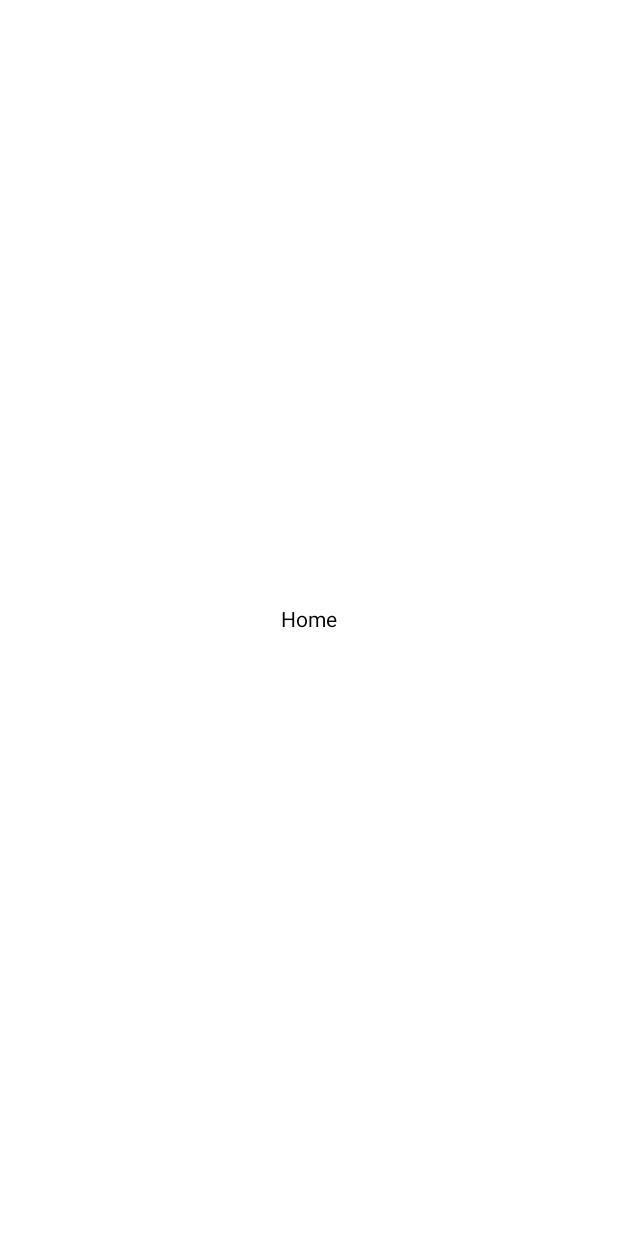
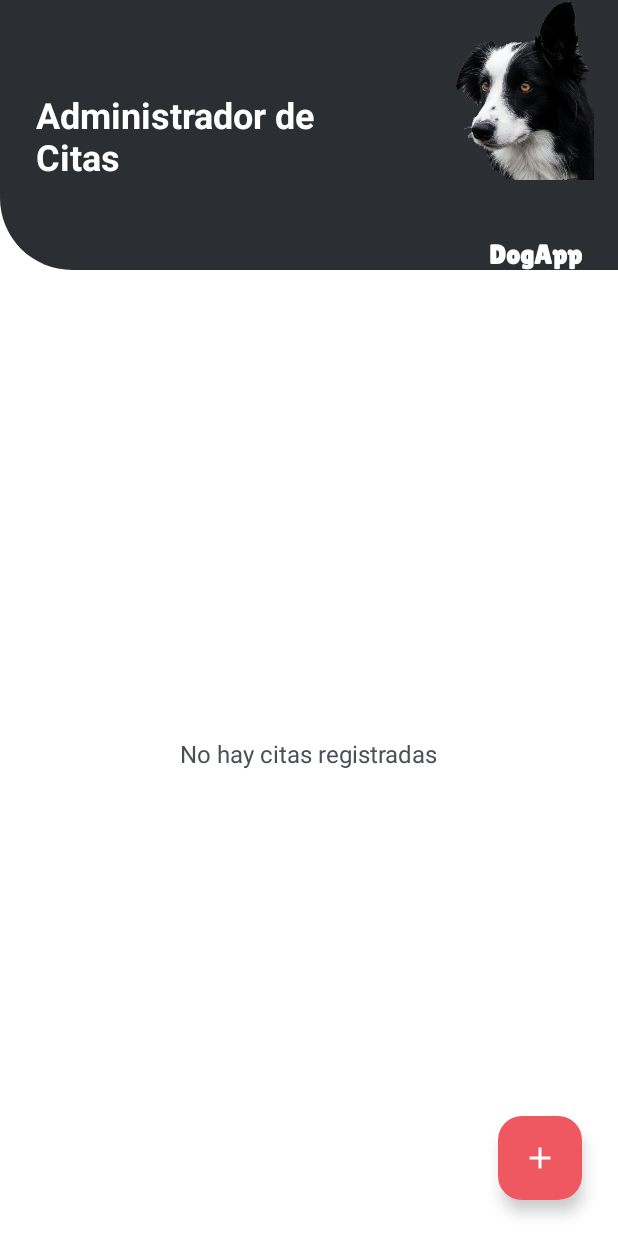
Before and after one commit to Monica-Cortes/DogApp, an Android app: the HomeFragment screen opened through its navigation route, on a phone screen of 412 x 824 dp. Before the commit the screen is almost empty. Run offline under Robolectric (Android 15) with nearby library versions, the phone set to English and light mode, and no system bars; our stand-ins replace Room's generated code, data binding.

Commit message:
implement HU 2.0 home screen

```diff
--- a/app/src/main/java/com/example/dogapp/data/CitaDao.kt
+++ b/app/src/main/java/com/example/dogapp/data/CitaDao.kt
@@ -14,7 +14,7 @@ interface CitaDao {
     @Insert(onConflict = OnConflictStrategy.REPLACE)
     suspend fun saveCita(cita: Cita)
 
-    @Query("SELECT * FROM Cita")
+    @Query("SELECT * FROM Cita ORDER BY id ASC")
     suspend fun getListCitas(): MutableList<Cita>
 
     @Delete
--- a/app/src/main/java/com/example/dogapp/view/adapter/CitaAdapter.kt
+++ b/app/src/main/java/com/example/dogapp/view/adapter/CitaAdapter.kt
@@ -24,4 +24,10 @@ class CitaAdapter(
     }
 
     override fun getItemCount(): Int = listCitas.size
+
+    fun setCitas(citas: List<Cita>) {
+        listCitas.clear()
+        listCitas.addAll(citas)
+        notifyDataSetChanged()
+    }
 }
--- a/app/src/main/java/com/example/dogapp/view/fragment/HomeFragment.kt
+++ b/app/src/main/java/com/example/dogapp/view/fragment/HomeFragment.kt
@@ -6,14 +6,18 @@ import android.view.View
 import android.view.ViewGroup
 import androidx.fragment.app.Fragment
 import androidx.fragment.app.viewModels
+import androidx.navigation.fragment.findNavController
+import androidx.recyclerview.widget.LinearLayoutManager
+import com.example.dogapp.R
 import com.example.dogapp.databinding.FragmentHomeBinding
+import com.example.dogapp.view.adapter.CitaAdapter
 import com.example.dogapp.viewmodel.CitaViewModel
 
-// TODO HU 2.0: header, RecyclerView con CitaAdapter (observar listCitas, getListCitas()) y FAB hacia Nueva Cita; atrás sale de la app.
 class HomeFragment : Fragment() {
 
     private lateinit var binding: FragmentHomeBinding
     private val citaViewModel: CitaViewModel by viewModels()
+    private lateinit var citaAdapter: CitaAdapter
 
     override fun onCreateView(
         inflater: LayoutInflater,
@@ -31,5 +35,19 @@ class HomeFragment : Fragment() {
     }
 
     private fun controladores() {
+        citaAdapter = CitaAdapter(mutableListOf(), findNavController())
+        binding.rvCitas.layoutManager = LinearLayoutManager(requireContext())
+        binding.rvCitas.adapter = citaAdapter
+
+        citaViewModel.listCitas.observe(viewLifecycleOwner) { citas ->
+            citaAdapter.setCitas(citas)
+            binding.tvSinCitas.visibility = if (citas.isEmpty()) View.VISIBLE else View.GONE
+        }
+
+        binding.fabNuevaCita.setOnClickListener {
+            findNavController().navigate(R.id.action_homeFragment_to_addCitaFragment)
+        }
+
+        citaViewModel.getListCitas()
     }
 }
--- a/app/src/main/res/layout/fragment_home.xml
+++ b/app/src/main/res/layout/fragment_home.xml
@@ -11,15 +11,90 @@
         android:layout_height="match_parent"
         android:background="@color/white">
 
-        <TextView
-            android:layout_width="wrap_content"
-            android:layout_height="wrap_content"
-            android:text="Home"
-            android:textColor="@color/black"
-            app:layout_constraintBottom_toBottomOf="parent"
+        <View
+            android:id="@+id/vHeader"
+            android:layout_width="0dp"
+            android:layout_height="180dp"
+            android:background="@drawable/bg_header_home"
             app:layout_constraintEnd_toEndOf="parent"
             app:layout_constraintStart_toStartOf="parent"
             app:layout_constraintTop_toTopOf="parent" />
 
+        <TextView
+            android:id="@+id/tvTituloHome"
+            android:layout_width="0dp"
+            android:layout_height="wrap_content"
+            android:layout_marginStart="24dp"
+            android:layout_marginEnd="8dp"
+            android:text="@string/titulo_home"
+            android:textColor="@color/white"
+            android:textSize="24sp"
+            android:textStyle="bold"
+            app:layout_constraintBottom_toBottomOf="@id/vHeader"
+            app:layout_constraintEnd_toStartOf="@id/ivPerroHome"
+            app:layout_constraintStart_toStartOf="parent"
+            app:layout_constraintTop_toTopOf="@id/vHeader" />
+
+        <ImageView
+            android:id="@+id/ivPerroHome"
+            android:layout_width="150dp"
+            android:layout_height="120dp"
+            android:layout_marginEnd="16dp"
+            android:contentDescription="@string/logo_dogapp"
+            android:scaleType="fitEnd"
+            android:src="@drawable/img_perro_login"
+            app:layout_constraintEnd_toEndOf="parent"
+            app:layout_constraintTop_toTopOf="@id/vHeader" />
+
+        <TextView
+            android:id="@+id/tvLogoDogApp"
+            android:layout_width="wrap_content"
+            android:layout_height="wrap_content"
+            android:layout_marginEnd="24dp"
+            android:fontFamily="@font/lilita_one"
+            android:text="@string/titulo_login"
+            android:textColor="@color/white"
+            android:textSize="18sp"
+            android:textStyle="bold"
+            app:layout_constraintBottom_toBottomOf="@id/vHeader"
+            app:layout_constraintEnd_toEndOf="parent" />
+
+        <androidx.recyclerview.widget.RecyclerView
+            android:id="@+id/rvCitas"
+            android:layout_width="0dp"
+            android:layout_height="0dp"
+            android:clipToPadding="false"
+            android:paddingBottom="88dp"
+            android:paddingTop="8dp"
+            app:layout_constraintBottom_toBottomOf="parent"
+            app:layout_constraintEnd_toEndOf="parent"
+            app:layout_constraintStart_toStartOf="parent"
+            app:layout_constraintTop_toBottomOf="@id/vHeader" />
+
+        <TextView
+            android:id="@+id/tvSinCitas"
+            android:layout_width="wrap_content"
+            android:layout_height="wrap_content"
+            android:text="@string/sin_citas"
+            android:textColor="@color/grisLogin"
+            android:textSize="16sp"
+            android:visibility="gone"
+            app:layout_constraintBottom_toBottomOf="parent"
+            app:layout_constraintEnd_toEndOf="parent"
+            app:layout_constraintStart_toStartOf="parent"
+            app:layout_constraintTop_toBottomOf="@id/vHeader" />
+
+        <com.google.android.material.floatingactionbutton.FloatingActionButton
+            android:id="@+id/fabNuevaCita"
+            android:layout_width="wrap_content"
+            android:layout_height="wrap_content"
+            android:layout_margin="24dp"
+            android:backgroundTint="@color/rosado"
+            android:contentDescription="@string/agregar_cita"
+            android:src="@drawable/ic_add"
+            app:layout_constraintBottom_toBottomOf="parent"
+            app:layout_constraintEnd_toEndOf="parent"
+            app:tint="@color/white" />
+
     </androidx.constraintlayout.widget.ConstraintLayout>
 </layout>
--- a/app/src/main/res/values/strings.xml
+++ b/app/src/main/res/values/strings.xml
@@ -8,6 +8,10 @@
     <string name="titulo_editar_cita">Editar Cita</string>
     <string name="guardar_cita">Guardar Cita</string>
     <string name="volver">Volver</string>
+    <string name="sin_citas">No hay citas registradas</string>
+    <string name="imagen_mascota">Imagen de la mascota</string>
+    <string name="agregar_cita">Agregar cita</string>
+    <string name="logo_dogapp">Logo DogApp</string>
 
     <!-- Hints -->
     <string name="hint_nombre_mascota">Nombre de la Mascota</string>
```
Also changed, not shown: app/src/main/res/layout/item_cita.xml (+32 -20 lines), app/src/main/res/values/shapes.xml (added, +7 -0 lines).
